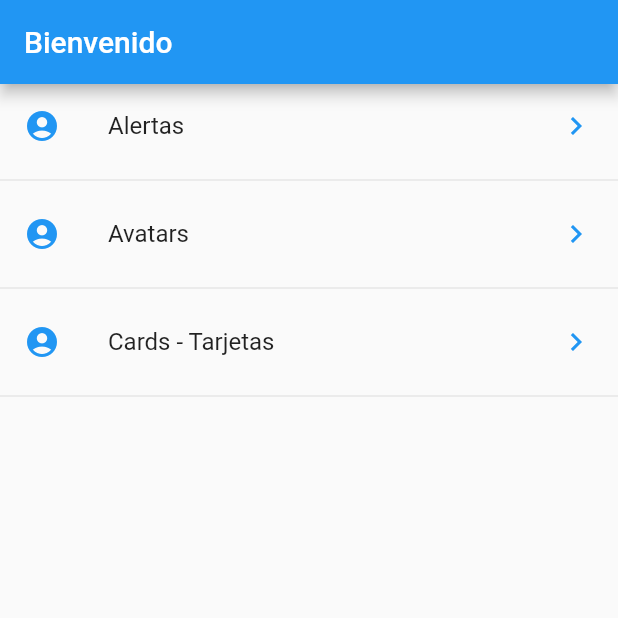
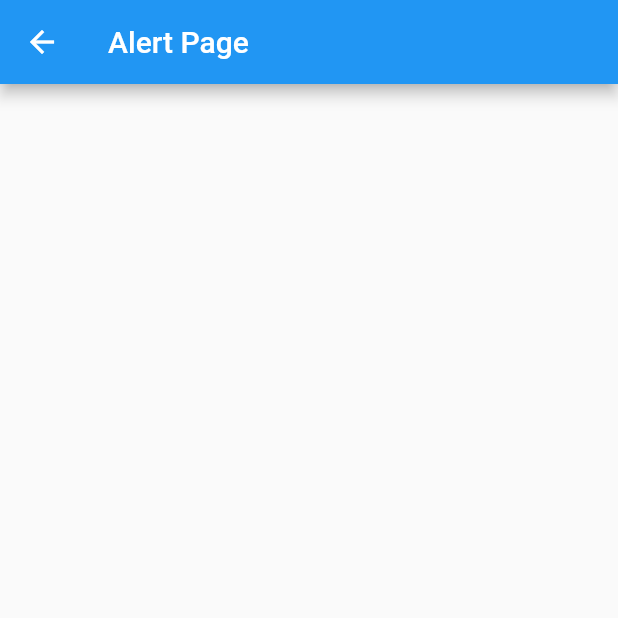
Before and after one commit to ecorrea343/componenteFlutter, a Flutter app: the screen it shows after launch, after a tap on "Alertas", on a phone screen of 412 x 824 dp, the top half of it. Run offline on Flutter 3.47's test engine with Material 2 defaults, Android fonts, the phone set to English and light mode, and no system bars.

```diff
--- /dev/null
+++ b/lib/src/pages/alert_page.dart
@@ -0,0 +1,18 @@
+import 'package:flutter/material.dart';
+
+class AlertPage extends StatelessWidget {
+
+
+    @override
+    Widget build(BuildContext context) {
+      return Scaffold(
+        appBar: AppBar(
+
+            title: Text('Alert Page'),
+
+        ),
+
+      ) ;
+    }
+
+}
--- a/lib/src/pages/home_page.dart
+++ b/lib/src/pages/home_page.dart
@@ -1,4 +1,6 @@
 import 'package:componentes/providers/menu_provider.dart';
+import 'package:componentes/src/pages/alert_page.dart';
+import 'package:componentes/src/utils/icono_string_util.dart';
 import 'package:flutter/material.dart';
 
 class HomePage extends StatelessWidget{
@@ -36,7 +38,7 @@ class HomePage extends StatelessWidget{
 
             print(snapshot.data);
                return ListView(
-                   children: _listaItems( snapshot.data ),
+                   children: _listaItems( snapshot.data ,context),
                 );
 
 
@@ -52,7 +54,7 @@ class HomePage extends StatelessWidget{
     }
 
 
-  List<Widget> _listaItems(List<dynamic> data) {
+  List<Widget> _listaItems(List<dynamic> data, BuildContext context) {
 
     final List<Widget> opciones = [];
 
@@ -60,9 +62,15 @@ class HomePage extends StatelessWidget{
 
         final widgetTemp = ListTile(
           title: Text(opt ['texto']),
-          leading: Icon(Icons.account_circle ,  color: Colors.blue ),
+          leading: getIcon(opt['icon']),
           trailing: Icon(Icons.keyboard_arrow_right ,  color: Colors.blue),
           onTap: (){
+              final route = MaterialPageRoute(
+
+                  builder: (context) => AlertPage()
+
+              );
+            Navigator.push(context,route);
 
           },
         );
--- /dev/null
+++ b/lib/src/utils/icono_string_util.dart
@@ -0,0 +1,19 @@
+import 'package:flutter/material.dart';
+import 'package:flutter/widgets.dart';
+
+final _icon = <String, IconData>{
+
+
+    'add_alert'     : Icons.add_alert,
+    'accessibility'  : Icons.accessibility,
+    'folder_open'   : Icons.folder_open,
+
+
+};
+
+
+  Icon getIcon(String nombreIcono){
+
+      return Icon (_icon[nombreIcono] , color: Colors.blue);
+
+  }
```
Also changed, not shown: lib/src/pages/avatar_page.dart (added, +18 -0 lines).
